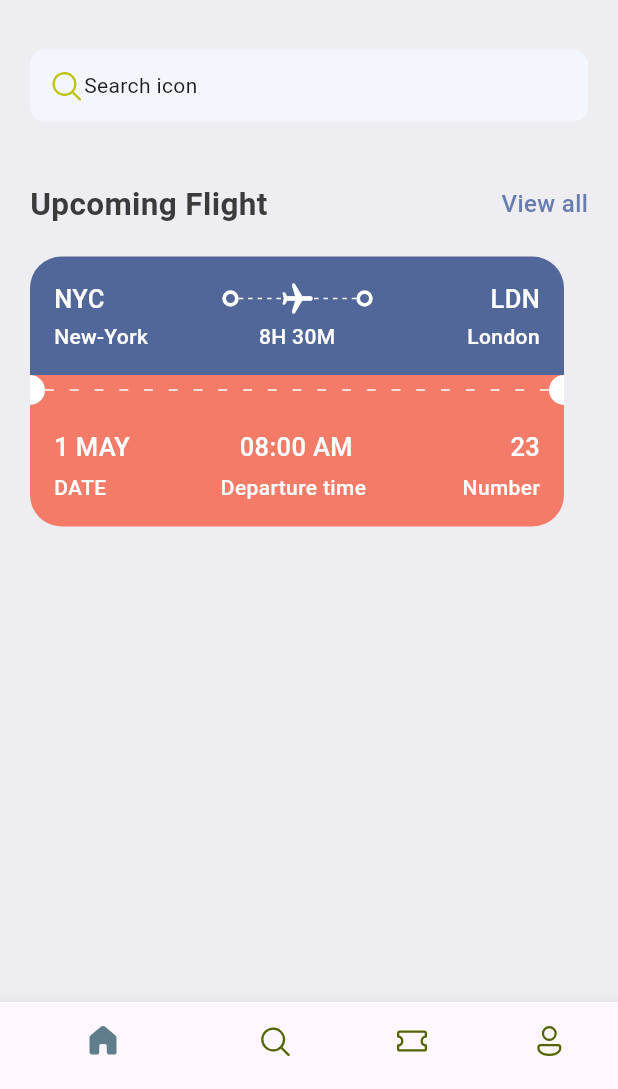
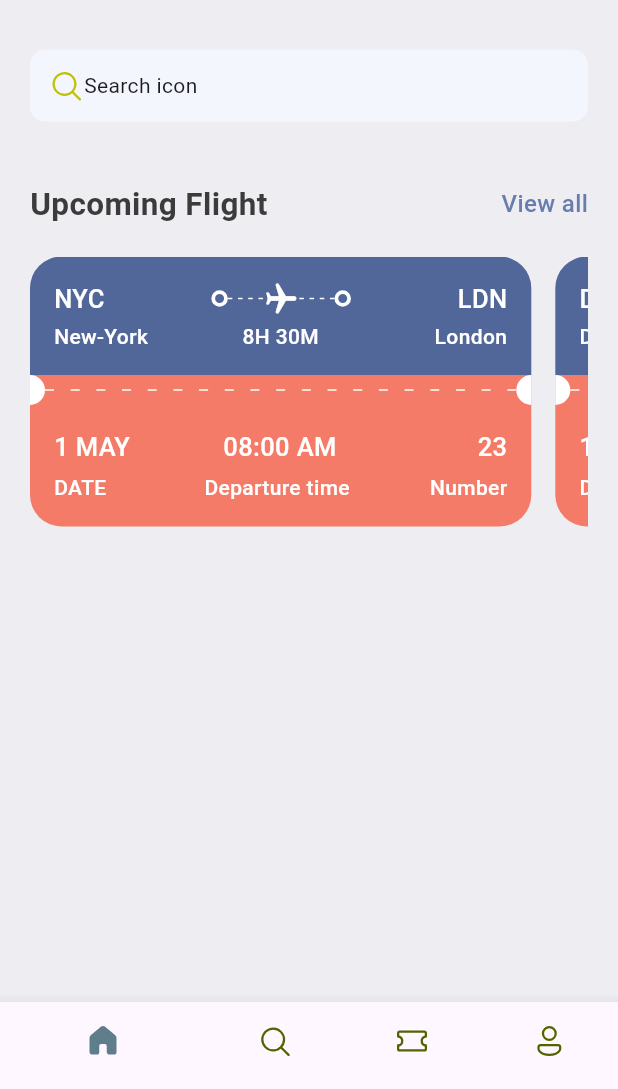
Before and after one commit to sithumoemyint-code/flutter_course_absolute_beginners, a Flutter app: the screen it shows after launch, on a phone screen of 412 x 824 dp, the part 147-1236 px from its top. Run offline on Flutter 3.47's test engine with Material 3 defaults, Android fonts, the phone set to English and light mode, and no system bars; our stand-ins replace fluentui_icons.

Commit message:
loop array

```diff
--- /dev/null
+++ b/lib/base/utils/all_json.dart
@@ -0,0 +1,82 @@
+List<Map<String, dynamic>> ticketList = [
+  {
+    'from': {'code': "NYC", 'name': "New-York"},
+    'to': {'code': "LDN", 'name': "London"},
+    'flying_time': '8H 30M',
+    'date': "1 MAY",
+    'departure_time': "08:00 AM",
+    "number": 23,
+  },
+  {
+    'from': {'code': "DK", 'name': "Dhaka"},
+    'to': {'code': "SH", 'name': "Shanghai"},
+    'flying_time': '4H 20M',
+    'date': "10 MAY",
+    'departure_time': "09:00 AM",
+    "number": 45,
+  },
+  {
+    'from': {'code': "SYD", 'name': "Sydney"},
+    'to': {'code': "SIN", 'name': "Singapore"},
+    'flying_time': '7H 15M',
+    'date': "12 MAY",
+    'departure_time': "10:30 AM",
+    "number": 78,
+  },
+  {
+    'from': {'code': "DXB", 'name': "Dubai"},
+    'to': {'code': "IST", 'name': "Istanbul"},
+    'flying_time': '4H 05M',
+    'date': "14 MAY",
+    'departure_time': "02:45 PM",
+    "number": 91,
+  },
+  {
+    'from': {'code': "BKK", 'name': "Bangkok"},
+    'to': {'code': "HKG", 'name': "Hong Kong"},
+    'flying_time': '2H 40M',
+    'date': "16 MAY",
+    'departure_time': "04:20 PM",
+    "number": 56,
+  },
+  {
+    'from': {'code': "FRA", 'name': "Frankfurt"},
+    'to': {'code': "JFK", 'name': "New York"},
+    'flying_time': '9H 10M',
+    'date': "18 MAY",
+    'departure_time': "06:15 PM",
+    "number": 134,
+  },
+  {
+    'from': {'code': "DEL", 'name': "Delhi"},
+    'to': {'code': "KUL", 'name': "Kuala Lumpur"},
+    'flying_time': '5H 25M',
+    'date': "20 MAY",
+    'departure_time': "11:00 AM",
+    "number": 202,
+  },
+  {
+    'from': {'code': "LAX", 'name': "Los Angeles"},
+    'to': {'code': "TYO", 'name': "Tokyo"},
+    'flying_time': '11H 30M',
+    'date': "22 MAY",
+    'departure_time': "01:50 PM",
+    "number": 87,
+  },
+  {
+    'from': {'code': "CPT", 'name': "Cape Town"},
+    'to': {'code': "DXB", 'name': "Dubai"},
+    'flying_time': '8H 55M',
+    'date': "24 MAY",
+    'departure_time': "08:40 AM",
+    "number": 145,
+  },
+  {
+    'from': {'code': "ROM", 'name': "Rome"},
+    'to': {'code': "ATH", 'name': "Athens"},
+    'flying_time': '1H 50M',
+    'date': "26 MAY",
+    'departure_time': "07:30 PM",
+    "number": 99,
+  },
+];
--- a/lib/base/widgets/ticket_view.dart
+++ b/lib/base/widgets/ticket_view.dart
@@ -10,14 +10,15 @@ import 'package:my_app/base/widgets/text_style_fourth.dart'
 import 'package:my_app/base/widgets/text_style_third.dart' show TextStyleThird;
 
 class TicketView extends StatelessWidget {
-  const TicketView({super.key});
+  final Map<String, dynamic> ticket;
+  const TicketView({super.key, required this.ticket});
 
   @override
   Widget build(BuildContext context) {
     final size = MediaQuery.of(context).size;
 
     return SizedBox(
-      width: size.width,
+      width: size.width * 0.85,
       height: 186,
       child: Container(
         margin: const EdgeInsets.only(right: 16),
@@ -38,7 +39,7 @@ class TicketView extends StatelessWidget {
                   // show departure and destination with icons first line
                   Row(
                     children: [
-                      const TextStyleThird(text: "NYC"),
+                      TextStyleThird(text: ticket["from"]["code"]),
                       Expanded(child: Container()),
                       const BigDot(),
                       Expanded(
@@ -62,7 +63,7 @@ class TicketView extends StatelessWidget {
                       ),
                       const BigDot(),
                       Expanded(child: Container()),
-                      const TextStyleThird(text: "LDN"),
+                      TextStyleThird(text: ticket['to']['code']),
                     ],
                   ),
                   const SizedBox(height: 3),
@@ -71,15 +72,15 @@ class TicketView extends StatelessWidget {
                     children: [
                       SizedBox(
                         width: 100,
-                        child: const TextStyleFourth(text: "New-York"),
+                        child: TextStyleFourth(text: ticket['from']['name']),
                       ),
                       Expanded(child: Container()),
-                      const TextStyleFourth(text: "8H 30M"),
+                      TextStyleFourth(text: ticket["flying_time"]),
                       Expanded(child: Container()),
-                      const SizedBox(
+                      SizedBox(
                         width: 100,
                         child: TextStyleFourth(
-                          text: "London",
+                          text: ticket['to']['name'],
                           align: TextAlign.end,
                         ),
                       ),
@@ -111,24 +112,24 @@ class TicketView extends StatelessWidget {
                   bottomRight: Radius.circular(21),
                 ),
               ),
-              child: const Column(
+              child: Column(
                 children: [
                   // show departure and destination with icons first line
                   Row(
                     mainAxisAlignment: MainAxisAlignment.spaceBetween,
                     children: [
                       AppColumTextLayout(
-                        topText: "1 MAY",
+                        topText: ticket["date"],
                         bottomText: "DATE",
                         alignment: CrossAxisAlignment.start,
                       ),
                       AppColumTextLayout(
-                        topText: "08:00 AM",
+                        topText: ticket["departure_time"],
                         bottomText: "Departure time ",
                         alignment: CrossAxisAlignment.center,
                       ),
                       AppColumTextLayout(
-                        topText: "23",
+                        topText: ticket["number"].toString(),
                         bottomText: "Number",
                         alignment: CrossAxisAlignment.end,
                       ),
--- /dev/null
+++ b/lib/screens/all_tickets.dart
@@ -0,0 +1,10 @@
+import 'package:flutter/material.dart';
+
+class AllTickets extends StatelessWidget {
+  const AllTickets({super.key});
+
+  @override
+  Widget build(BuildContext context) {
+    return Container();
+  }
+}
--- a/lib/screens/home_screen.dart
+++ b/lib/screens/home_screen.dart
@@ -2,6 +2,7 @@ import 'package:fluentui_icons/fluentui_icons.dart';
 import 'package:flutter/material.dart';
 import 'package:my_app/base/res/media.dart' show AppMedia;
 import 'package:my_app/base/res/styles/app_styles.dart' show AppStyles;
+import 'package:my_app/base/utils/all_json.dart' show ticketList;
 import 'package:my_app/base/widgets/app_double_text.dart' show AppDoubleText;
 import 'package:my_app/base/widgets/ticket_view.dart' show TicketView;
 
@@ -69,13 +70,19 @@ class _HomeScreenState extends State<HomeScreen> {
                   ),
                 ),
                 const SizedBox(height: 40),
-                AppDoubleText(
+                const AppDoubleText(
                   bigText: 'Upcoming Flight',
                   smallText: 'View all',
                 ),
                 const SizedBox(height: 20),
-
-                TicketView(),
+                SingleChildScrollView(
+                  scrollDirection: Axis.horizontal,
+                  child: Row(
+                    children: ticketList
+                        .map((singleTicket) => TicketView(ticket: singleTicket))
+                        .toList(),
+                  ),
+                ),
               ],
             ),
           ),
```
